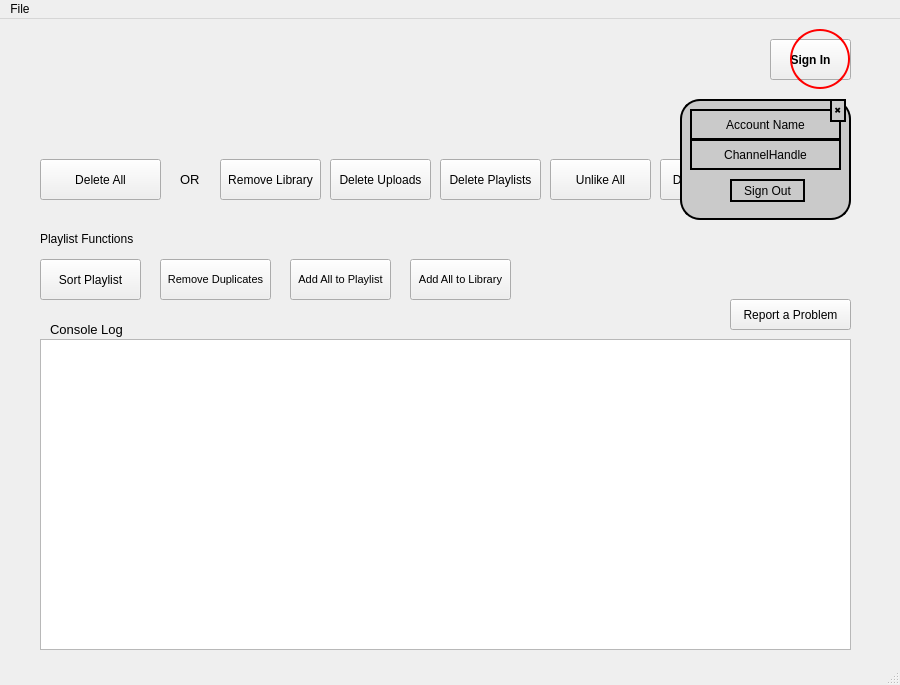
Old version of the form gui/src/main/resources/main_window.ui in the repository apastel/ytmusic-deleter.
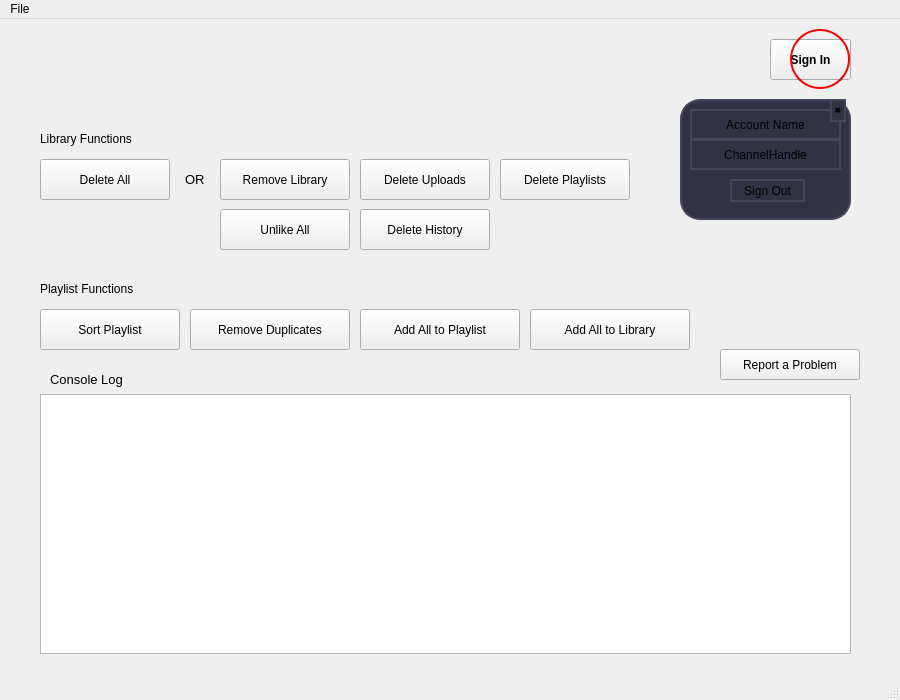
New version of the form.

Patch:
```diff
--- a/gui/src/main/resources/main_window.ui
+++ b/gui/src/main/resources/main_window.ui
@@ -7,7 +7,7 @@
     <x>0</x>
     <y>0</y>
     <width>900</width>
-    <height>685</height>
+    <height>700</height>
    </rect>
   </property>
   <property name="windowTitle">
@@ -19,7 +19,7 @@
      <rect>
       <x>220</x>
       <y>140</y>
-      <width>101</width>
+      <width>130</width>
       <height>41</height>
      </rect>
     </property>
@@ -37,9 +37,9 @@
     <property name="geometry">
      <rect>
       <x>40</x>
-      <y>320</y>
+      <y>375</y>
       <width>811</width>
-      <height>311</height>
+      <height>260</height>
      </rect>
     </property>
     <property name="readOnly">
@@ -49,9 +49,9 @@
    <widget class="QPushButton" name="deleteUploadsButton">
     <property name="geometry">
      <rect>
-      <x>330</x>
+      <x>360</x>
       <y>140</y>
-      <width>101</width>
+      <width>130</width>
       <height>41</height>
      </rect>
     </property>
@@ -69,7 +69,7 @@
     <property name="geometry">
      <rect>
       <x>50</x>
-      <y>300</y>
+      <y>350</y>
       <width>81</width>
       <height>21</height>
      </rect>
@@ -105,9 +105,9 @@
    <widget class="QPushButton" name="deletePlaylistsButton">
     <property name="geometry">
      <rect>
-      <x>440</x>
+      <x>500</x>
       <y>140</y>
-      <width>101</width>
+      <width>130</width>
       <height>41</height>
      </rect>
     </property>
@@ -124,9 +124,9 @@
    <widget class="QPushButton" name="unlikeAllButton">
     <property name="geometry">
      <rect>
-      <x>550</x>
-      <y>140</y>
-      <width>101</width>
+      <x>220</x>
+      <y>190</y>
+      <width>130</width>
       <height>41</height>
      </rect>
     </property>
@@ -145,7 +145,7 @@
      <rect>
       <x>40</x>
       <y>140</y>
-      <width>121</width>
+      <width>130</width>
       <height>41</height>
      </rect>
     </property>
@@ -163,8 +163,8 @@
     <property name="geometry">
      <rect>
       <x>40</x>
-      <y>240</y>
-      <width>101</width>
+      <y>290</y>
+      <width>140</width>
       <height>41</height>
      </rect>
     </property>
@@ -181,9 +181,9 @@
    <widget class="QPushButton" name="deleteHistoryButton">
     <property name="geometry">
      <rect>
-      <x>660</x>
-      <y>140</y>
-      <width>101</width>
+      <x>360</x>
+      <y>190</y>
+      <width>130</width>
       <height>41</height>
      </rect>
     </property>
@@ -200,9 +200,9 @@
    <widget class="QLabel" name="orLabel">
     <property name="geometry">
      <rect>
-      <x>180</x>
+      <x>185</x>
       <y>150</y>
-      <width>21</width>
+      <width>25</width>
       <height>21</height>
      </rect>
     </property>
@@ -237,11 +237,24 @@
      <string/>
     </property>
    </widget>
+   <widget class="QLabel" name="libraryFunctionsLabel">
+    <property name="geometry">
+     <rect>
+      <x>40</x>
+      <y>110</y>
+      <width>131</width>
+      <height>20</height>
+     </rect>
+    </property>
+    <property name="text">
+     <string>Library Functions</string>
+    </property>
+   </widget>
    <widget class="QLabel" name="playlistFunctionsLabel">
     <property name="geometry">
      <rect>
       <x>40</x>
-      <y>210</y>
+      <y>260</y>
       <width>131</width>
       <height>20</height>
      </rect>
@@ -261,9 +274,9 @@
     </property>
     <property name="styleSheet">
      <string notr="true">QWidget {
-	background-color: rgb(202, 202, 202);
+	background-color: #313244;
     border-radius: 20px;
-    border: 2px solid
+    border: 2px solid #45475a
 }</string>
     </property>
     <widget class="QLabel" name="accountNameLabel">
@@ -355,16 +368,14 @@
     </property>
     <property name="geometry">
      <rect>
-      <x>160</x>
-      <y>240</y>
-      <width>111</width>
+      <x>190</x>
+      <y>290</y>
+      <width>160</width>
       <height>41</height>
      </rect>
     </property>
     <property name="font">
-     <font>
-      <pointsize>8</pointsize>
-     </font>
+     <font/>
     </property>
     <property name="statusTip">
      <string>Remove duplicate tracks in a playlist.</string>
@@ -382,16 +393,14 @@
     </property>
     <property name="geometry">
      <rect>
-      <x>290</x>
-      <y>240</y>
-      <width>101</width>
+      <x>360</x>
+      <y>290</y>
+      <width>160</width>
       <height>41</height>
      </rect>
     </property>
     <property name="font">
-     <font>
-      <pointsize>8</pointsize>
-     </font>
+     <font/>
     </property>
     <property name="statusTip">
      <string>Add all library songs or uploads to a playlist.</string>
@@ -409,16 +418,14 @@
     </property>
     <property name="geometry">
      <rect>
-      <x>410</x>
-      <y>240</y>
-      <width>101</width>
+      <x>530</x>
+      <y>290</y>
+      <width>160</width>
       <height>41</height>
      </rect>
     </property>
     <property name="font">
-     <font>
-      <pointsize>8</pointsize>
-     </font>
+     <font/>
     </property>
     <property name="statusTip">
      <string>Add all songs from a playlist to your library.</string>
@@ -433,9 +440,9 @@
    <widget class="QPushButton" name="reportButton">
     <property name="geometry">
      <rect>
-      <x>730</x>
-      <y>280</y>
-      <width>121</width>
+      <x>720</x>
+      <y>330</y>
+      <width>140</width>
       <height>31</height>
      </rect>
     </property>
```
